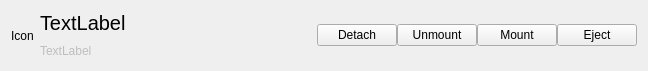
Before: the Qt Designer form application/diskPanes/overviewdiskpane.ui in theCheeseboard/theFrisbee, drawn with Qt 5.
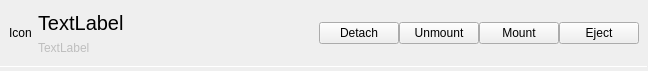
After: the same form once the commit is applied. Icons and pictures are not drawn.

Patch:
```diff
--- a/application/diskPanes/overviewdiskpane.ui
+++ b/application/diskPanes/overviewdiskpane.ui
@@ -13,7 +13,39 @@
   <property name="windowTitle">
    <string notr="true">Form</string>
   </property>
-  <layout class="QHBoxLayout" name="horizontalLayout_2">
+  <layout class="QVBoxLayout" name="verticalLayout_2">
+   <property name="spacing">
+    <number>0</number>
+   </property>
+   <property name="leftMargin">
+    <number>0</number>
+   </property>
+   <property name="topMargin">
+    <number>0</number>
+   </property>
+   <property name="rightMargin">
+    <number>0</number>
+   </property>
+   <property name="bottomMargin">
+    <number>0</number>
+   </property>
+   <item>
+    <layout class="QHBoxLayout" name="horizontalLayout">
+     <property name="spacing">
+      <number>6</number>
+     </property>
+     <property name="leftMargin">
+      <number>9</number>
+     </property>
+     <property name="topMargin">
+      <number>9</number>
+     </property>
+     <property name="rightMargin">
+      <number>9</number>
+     </property>
+     <property name="bottomMargin">
+      <number>9</number>
+     </property>
    <item>
     <widget class="QLabel" name="iconLabel">
      <property name="text">
@@ -116,6 +148,21 @@
       </widget>
      </item>
     </layout>
+     </item>
+    </layout>
+   </item>
+   <item>
+    <widget class="Line" name="singlePixelHorizontalLine">
+     <property name="maximumSize">
+      <size>
+       <width>16777215</width>
+       <height>1</height>
+      </size>
+     </property>
+     <property name="orientation">
+      <enum>Qt::Horizontal</enum>
+     </property>
+    </widget>
    </item>
   </layout>
  </widget>
```
Lines whose indentation alone changed are shown as unchanged.
